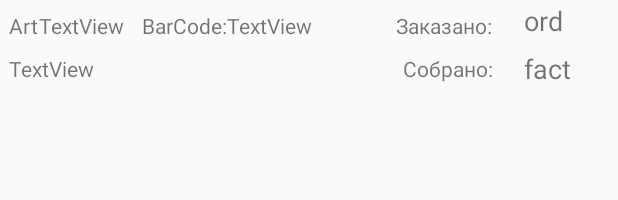
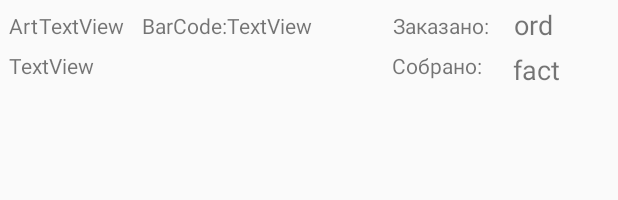
Before and after one commit to vovmanool/WareHouse, an Android app: the layout layout_item_sku.xml on its own in the app's theme, with its tools: preview values and no code run, on a phone screen of 412 x 824 dp. Shown: the top 200 px of the screen. Run offline under Robolectric (Android 15) with nearby library versions, the phone set to English and light mode, and no system bars.

```diff
--- a/app/build.gradle
+++ b/app/build.gradle
@@ -38,5 +38,6 @@ dependencies {
     }
     implementation 'com.google.firebase:firebase-core:11.6.2'
     implementation 'com.google.firebase:firebase-messaging:11.6.2'
+  //  implementation 'com.google.android.gms:play-services:11.6.2'
 }
 apply plugin: 'com.google.gms.google-services'
--- a/app/src/main/res/layout/layout_item_sku.xml
+++ b/app/src/main/res/layout/layout_item_sku.xml
@@ -39,9 +39,9 @@
 
     <TextView
         android:id="@+id/textView15"
-        android:layout_width="wrap_content"
+        android:layout_width="67dp"
         android:layout_height="wrap_content"
-        android:layout_marginStart="13dp"
+        android:layout_marginStart="11dp"
         android:layout_marginTop="7dp"
         android:text="Заказано:"
         app:layout_constraintStart_toEndOf="@+id/tv_as_barcode"
@@ -49,10 +49,10 @@
 
     <TextView
         android:id="@+id/textView16"
-        android:layout_width="wrap_content"
+        android:layout_width="67dp"
         android:layout_height="wrap_content"
         android:layout_marginBottom="6dp"
-        android:layout_marginStart="19dp"
+        android:layout_marginStart="12dp"
         android:layout_marginTop="7dp"
         android:text="Собрано:"
         app:layout_constraintBottom_toBottomOf="parent"
@@ -61,11 +61,10 @@
 
     <TextView
         android:id="@+id/tv_as_plan"
-        android:layout_width="41dp"
+        android:layout_width="48dp"
         android:layout_height="wrap_content"
         android:layout_marginEnd="8dp"
-        android:layout_marginStart="7dp"
-        android:layout_marginTop="1dp"
+        android:layout_marginTop="4dp"
         android:text="ord"
         android:textSize="18sp"
         app:layout_constraintEnd_toEndOf="parent"
@@ -74,12 +73,10 @@
 
     <TextView
         android:id="@+id/tv_as_fact"
-        android:layout_width="41dp"
+        android:layout_width="49dp"
         android:layout_height="wrap_content"
-        android:layout_marginBottom="5dp"
-        android:layout_marginEnd="8dp"
-        android:layout_marginStart="7dp"
-        android:layout_marginTop="7dp"
+        android:layout_marginEnd="7dp"
+        android:layout_marginTop="4dp"
         android:text="fact"
         android:textSize="18sp"
         app:layout_constraintBottom_toBottomOf="parent"
```
